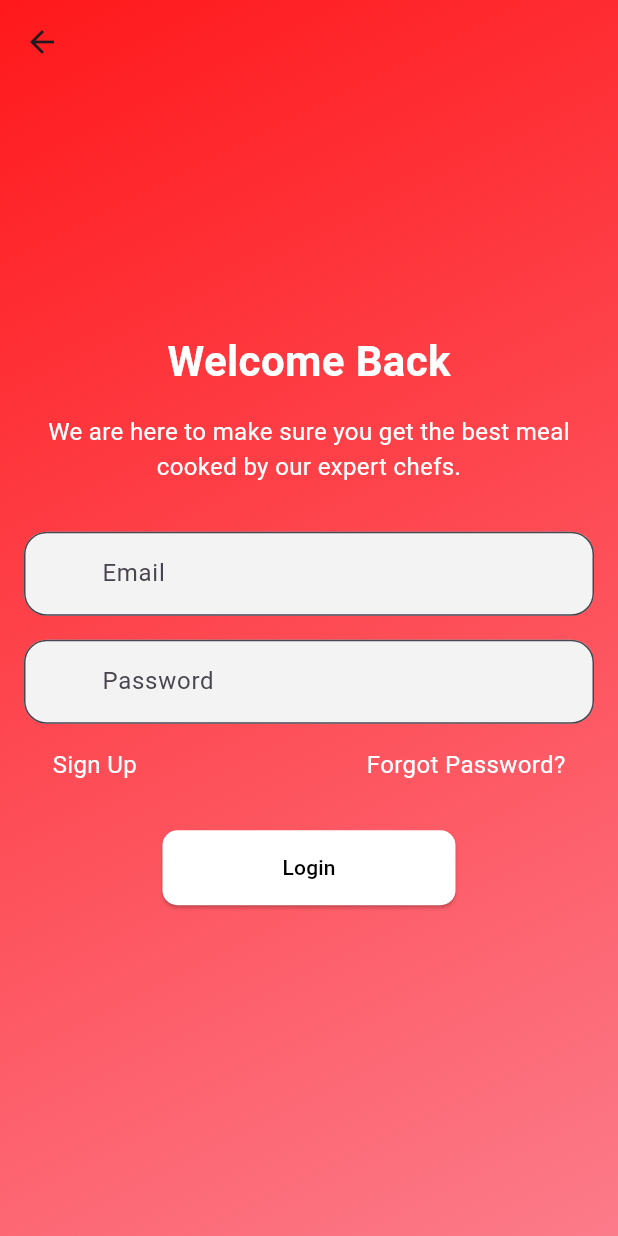
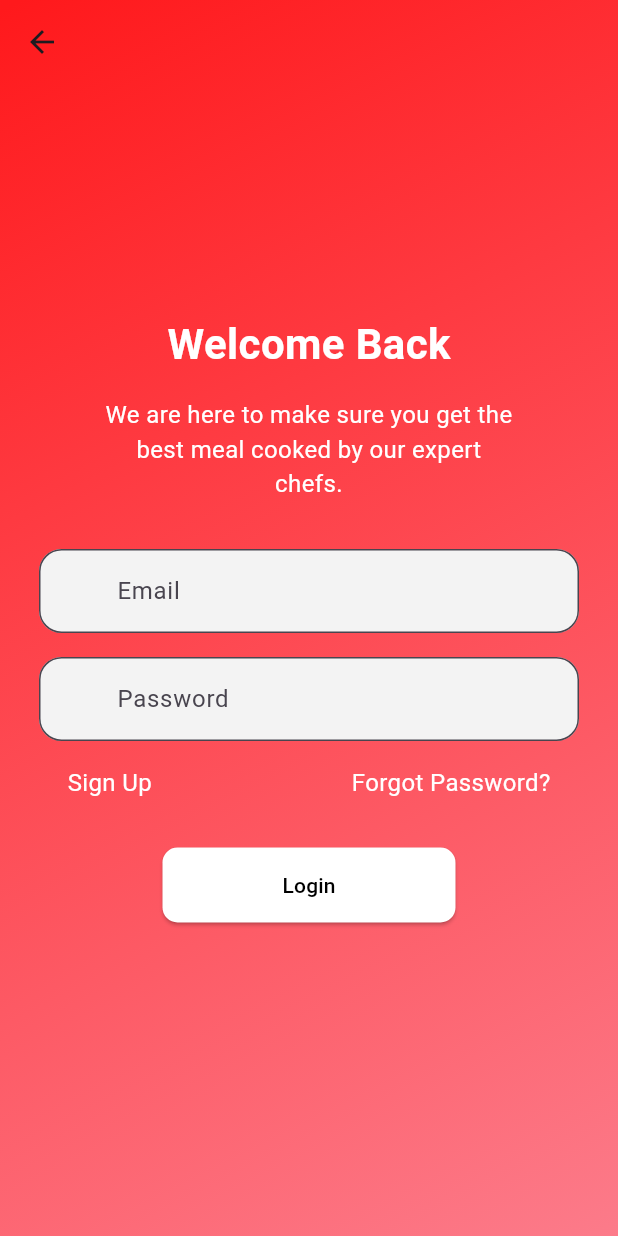
Before and after one commit to longmaker2/mobile-app_group12, a Flutter app: the LoginPage screen opened directly, on a phone screen of 412 x 824 dp. Run offline on Flutter 3.47's test engine with Material 3 defaults, Android fonts, the phone set to English and light mode, and no system bars.

Commit message:
made some decorations

```diff
--- a/flavour_fiesta/lib/main.dart
+++ b/flavour_fiesta/lib/main.dart
@@ -16,9 +16,10 @@ class MyApp extends StatelessWidget {
       ),
       initialRoute: '/',
       routes: {
-        '/': (context) => LandingPage(),
-        '/login': (context) => LoginPage(),
+        // '/': (context) => LandingPage(),
+        '/': (context) => LoginPage(),
       },
+      debugShowCheckedModeBanner: false,
     );
   }
 }
--- a/flavour_fiesta/lib/screens/auth_screens/login_screen.dart
+++ b/flavour_fiesta/lib/screens/auth_screens/login_screen.dart
@@ -35,7 +35,7 @@ class LoginPage extends StatelessWidget {
             ),
             SizedBox(height: 16),
             Padding(
-              padding: const EdgeInsets.symmetric(horizontal: 20),
+              padding: const EdgeInsets.symmetric(horizontal: 70),
               child: Text(
                 'We are here to make sure you get the best meal cooked by our expert chefs.',
                 style: TextStyle(
@@ -47,7 +47,7 @@ class LoginPage extends StatelessWidget {
             ),
             SizedBox(height: 32),
             Padding(
-              padding: const EdgeInsets.symmetric(horizontal: 16),
+              padding: const EdgeInsets.symmetric(horizontal: 26),
               child: TextField(
                 decoration: InputDecoration(
                   hintText: 'Email',
@@ -71,7 +71,7 @@ class LoginPage extends StatelessWidget {
             ),
             SizedBox(height: 16),
             Padding(
-              padding: const EdgeInsets.symmetric(horizontal: 16),
+              padding: const EdgeInsets.symmetric(horizontal: 26),
               child: TextField(
                 obscureText: true,
                 decoration: InputDecoration(
@@ -99,7 +99,7 @@ class LoginPage extends StatelessWidget {
               mainAxisAlignment: MainAxisAlignment.center,
               children: [
                 Padding(
-                  padding: const EdgeInsets.symmetric(horizontal: 35),
+                  padding: const EdgeInsets.symmetric(horizontal: 45),
                   child: GestureDetector(
                     onTap: () {},
                     child: Text(
@@ -113,7 +113,7 @@ class LoginPage extends StatelessWidget {
                 ),
                 Spacer(),
                 Padding(
-                  padding: const EdgeInsets.symmetric(horizontal: 35),
+                  padding: const EdgeInsets.symmetric(horizontal: 45),
                   child: GestureDetector(
                     onTap: () {},
                     child: Text(
```
